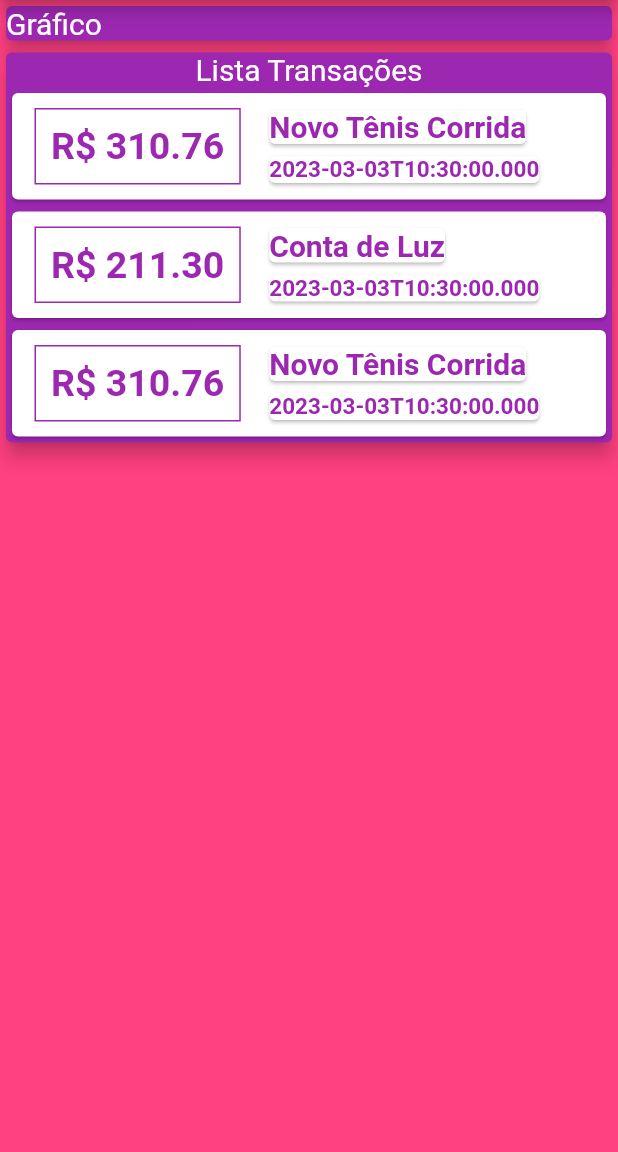
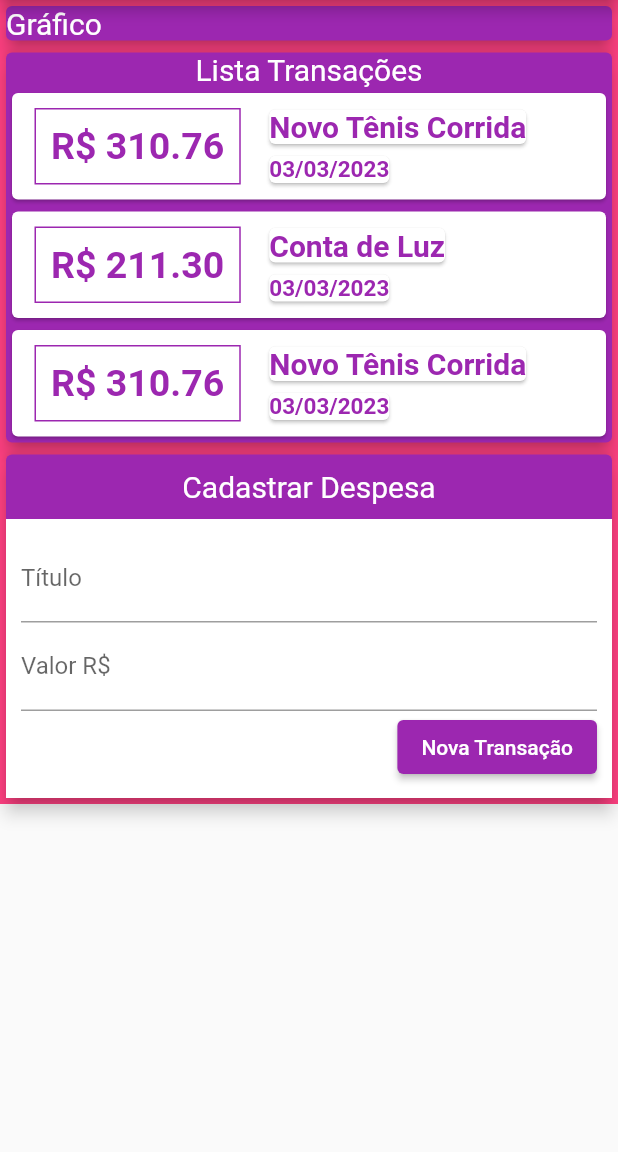
Before and after one commit to jl91/curso-flutter, a Flutter app: the screen it shows after launch, on a phone screen of 412 x 824 dp, the part 84-1236 px from its top. Run offline on Flutter 3.47's test engine with Material 2 defaults, Android fonts, the phone set to English and light mode, and no system bars; missing offline and left inert: dart:ffi.

Commit message:
adding persistence to list modal

```diff
--- /dev/null
+++ b/expenses/lib/chart/chart.widget.dart
@@ -0,0 +1,24 @@
+import 'package:flutter/cupertino.dart';
+import 'package:flutter/material.dart';
+
+class Chart extends StatelessWidget{
+
+
+  @override
+  Widget build(BuildContext context) {
+    return const SizedBox(
+      width: double.infinity,
+      child: Card(
+        color: Colors.purple,
+        elevation: 5,
+        child: Text(
+          "Gráfico",
+          style: TextStyle(
+            fontSize: 20,
+            color: Colors.white,
+          ),
+        ),
+      ),
+    );
+  }
+}
--- /dev/null
+++ b/expenses/lib/list/list-transactions.widget.ts.dart
@@ -0,0 +1,86 @@
+import 'package:expenses/models/transaction.dart';
+import 'package:flutter/cupertino.dart';
+import 'package:flutter/material.dart';
+import 'package:intl/intl.dart';
+
+class ListTransactions extends StatelessWidget {
+
+  List<Transaction> transactions;
+
+  ListTransactions({
+    super.key,
+    required this.transactions,
+  });
+
+  @override
+  Widget build(BuildContext context) {
+    return Card(
+      color: Colors.purple,
+      elevation: 5,
+      child: Column(
+        children: [
+          const Text(
+            "Lista Transações",
+            style: TextStyle(
+              fontSize: 20,
+              color: Colors.white,
+            ),
+          ),
+          ...transactions.map((transaction) {
+            // total
+            return Card(
+              child: Row(
+                children: [
+                  Container(
+                    margin: const EdgeInsets.symmetric(
+                      horizontal: 15,
+                      vertical: 10,
+                    ),
+                    padding: const EdgeInsets.all(10),
+                    decoration: BoxDecoration(
+                      border: Border.all(
+                        color: Colors.purple,
+                      ),
+                    ),
+                    child: Text(
+                      "R\$ ${transaction.value.toStringAsFixed(2)}",
+                      style: const TextStyle(
+                          color: Colors.purple,
+                          fontSize: 25,
+                          fontWeight: FontWeight.bold),
+                    ),
+                  ),
+                  Column(
+                    crossAxisAlignment: CrossAxisAlignment.start,
+                    children: [
+                      Card(
+                        child: Text(
+                          transaction.title,
+                          style: const TextStyle(
+                            fontSize: 20,
+                            color: Colors.purple,
+                            fontWeight: FontWeight.bold,
+                          ),
+                        ),
+                      ),
+                      Card(
+                        child: Text(
+                          DateFormat("dd/MM/yyyy").format(transaction.date),
+                          style: const TextStyle(
+                            fontSize: 15,
+                            color: Colors.purple,
+                            fontWeight: FontWeight.bold,
+                          ),
+                        ),
+                      )
+                    ],
+                  )
+                ],
+              ),
+            );
+          }).toList()
+        ],
+      ),
+    );
+  }
+}
--- a/expenses/lib/main.dart
+++ b/expenses/lib/main.dart
@@ -1,5 +1,13 @@
+import 'dart:ffi';
+
+import 'package:expenses/chart/chart.widget.dart';
+import 'package:expenses/modal/transaction.form.dart';
+import 'package:expenses/modal/transaction-modal.widget.dart';
 import 'package:expenses/models/transaction.dart';
 import 'package:flutter/material.dart';
+import 'package:intl/intl.dart';
+
+import 'list/list-transactions.widget.ts.dart';
 
 void main() => runApp(const Expenses());
 
@@ -14,29 +22,29 @@ class Expenses extends StatelessWidget {
       theme: ThemeData(
         primarySwatch: Colors.blue,
       ),
-      home: HomePage(),
+      home: const HomePage(),
     );
   }
 }
 
-class HomePage extends StatelessWidget {
-  HomePage({super.key});
+class _HomePageState extends State<HomePage> {
+  TransactionForm form = TransactionForm();
 
   final _transactions = [
     Transaction(
-      id: "t1",
+      id: 1,
       title: "Novo Tênis Corrida",
       value: 310.76,
       date: DateTime.now(),
     ),
     Transaction(
-      id: "t2",
+      id: 2,
       title: "Conta de Luz",
       value: 211.30,
       date: DateTime.now(),
     ),
     Transaction(
-      id: "t3",
+      id: 3,
       title: "Novo Tênis Corrida",
       value: 310.76,
       date: DateTime.now(),
@@ -49,103 +57,46 @@ class HomePage extends StatelessWidget {
 
     return Center(
       child: Scaffold(
-          appBar: AppBar(
-            title: Text("Expenses"),
-            backgroundColor: Colors.purple,
-          ),
-          body: Container(
+        appBar: AppBar(
+          title: Text("Expenses"),
+          backgroundColor: Colors.purple,
+        ),
+        body: SingleChildScrollView(
+          child: Container(
             decoration: const BoxDecoration(
               color: Colors.pinkAccent,
             ),
             child: Column(
               children: [
-                const SizedBox(
-                  width: double.infinity,
-                  child: Card(
-                    color: Colors.purple,
-                    elevation: 5,
-                    child: Text(
-                      "Gráfico",
-                      style: TextStyle(
-                        fontSize: 20,
-                        color: Colors.white,
-                      ),
-                    ),
-                  ),
+                Chart(),
+                ListTransactions(transactions: _transactions),
+                TransactionModal(
+                  transactionForm: form,
+                  onSubmit: () {
+                    setState(() {
+                      final transaction = Transaction(
+                        id: _transactions.last.id + 1,
+                        title: form.title.text,
+                        value: double.parse(form.value.text),
+                        date: DateTime.now(),
+                      );
+                      _transactions.add(transaction);
+                      form.reset();
+                    });
+                  },
                 ),
-                Card(
-                  color: Colors.purple,
-                  elevation: 5,
-                  child: Column(
-                    children: [
-                      const Text(
-                        "Lista Transações",
-                        style: TextStyle(
-                          fontSize: 20,
-                          color: Colors.white,
-                        ),
-                      ),
-                      ..._transactions.map((transaction) {
-                        // total
-                        return Card(
-                          child: Row(
-                            children: [
-                              Container(
-                                margin: const EdgeInsets.symmetric(
-                                  horizontal: 15,
-                                  vertical: 10,
-                                ),
-                                padding: const EdgeInsets.all(10),
-                                decoration: BoxDecoration(
-                                  border: Border.all(
-                                    color: Colors.purple,
-                                  ),
-                                ),
-
-                                child: Text(
-                                  "R\$ ${transaction.value.toStringAsFixed(2).replaceAll("/\\./", ",")}",
-                                  style: const TextStyle(
-                                      color: Colors.purple,
-                                      fontSize: 25,
-                                      fontWeight: FontWeight.bold),
-                                ),
-                              ),
-                              Column(
-                                crossAxisAlignment: CrossAxisAlignment.start,
-                                children: [
-                                  Card(
-                                    child: Text(
-                                      transaction.title,
-                                      style: const TextStyle(
-                                        fontSize: 20,
-                                        color: Colors.purple,
-                                        fontWeight: FontWeight.bold,
-
-                                      ),
-                                    ),
-                                  ),
-                                  Card(
-                                    child: Text(
-                                      transaction.date.toIso8601String(),
-                                      style: const TextStyle(
-                                        fontSize: 15,
-                                        color: Colors.purple,
-                                        fontWeight: FontWeight.bold,
-                                      ),
-                                    ),
-                                  )
-                                ],
-                              )
-                            ],
-                          ),
-                        );
-                      }).toList()
-                    ],
-                  ),
-                )
               ],
             ),
-          )),
+          ),
+        ),
+      ),
     );
   }
 }
+
+class HomePage extends StatefulWidget {
+  const HomePage({super.key});
+
+  @override
+  State createState() => _HomePageState();
+}
--- /dev/null
+++ b/expenses/lib/modal/transaction-modal.widget.dart
@@ -0,0 +1,76 @@
+import 'package:expenses/modal/transaction.form.dart';
+import 'package:flutter/material.dart';
+import 'package:flutter/services.dart';
+import 'package:flutter/widgets.dart';
+
+class TransactionModal extends StatelessWidget {
+  TransactionForm transactionForm;
+
+  void Function() onSubmit;
+
+  TransactionModal(
+      {super.key, required this.transactionForm, required this.onSubmit});
+
+  @override
+  Widget build(BuildContext context) {
+    return Card(
+        elevation: 5,
+        color: Colors.purple,
+        child: Column(
+          children: [
+            Container(
+              padding: EdgeInsets.all(10),
+              child: const Text(
+                "Cadastrar Despesa",
+                style: TextStyle(
+                  fontSize: 20,
+                  color: Colors.white,
+                ),
+              ),
+            ),
+            Container(
+              padding: const EdgeInsets.all(10),
+              decoration: const BoxDecoration(color: Colors.white),
+              child: Column(
+                crossAxisAlignment: CrossAxisAlignment.start,
+                children: [
+                  TextField(
+                    decoration: const InputDecoration(labelText: 'Título'),
+                    controller: transactionForm.title,
+                  ),
+                  TextField(
+                    decoration: const InputDecoration(labelText: 'Valor R\$'),
+                    controller: transactionForm.value,
+                    keyboardType:
+                        const TextInputType.numberWithOptions(decimal: true),
+                    inputFormatters: [
+                      FilteringTextInputFormatter.allow(
+                        RegExp('[0-9.,]'),
+                      ),
+                    ],
+                  ),
+                  Row(
+                    mainAxisAlignment: MainAxisAlignment.end,
+                    children: [
+                      ElevatedButton(
+                        style: ElevatedButton.styleFrom(
+                          backgroundColor: Colors.purple,
+                          foregroundColor: Colors.white,
+                        ),
+                        onPressed: onSubmit,
+                        child: const Text(
+                          "Nova Transação",
+                          style: TextStyle(
+                            color: Colors.white,
+                          ),
+                        ),
+                      )
+                    ],
+                  ),
+                ],
+              ),
+            ),
+          ],
+        ));
+  }
+}
--- /dev/null
+++ b/expenses/lib/modal/transaction.form.dart
@@ -0,0 +1,11 @@
+import 'package:flutter/cupertino.dart';
+
+class TransactionForm {
+  TextEditingController title = TextEditingController();
+  TextEditingController value = TextEditingController();
+
+  reset() {
+    title.clear();
+    value.clear();
+  }
+}
--- a/expenses/lib/models/transaction.dart
+++ b/expenses/lib/models/transaction.dart
@@ -1,5 +1,5 @@
 class Transaction {
-  final String id;
+  final int id;
   final String title;
   final double value;
   final DateTime date;
--- a/expenses/pubspec.yaml
+++ b/expenses/pubspec.yaml
@@ -30,6 +30,7 @@ environment:
 dependencies:
   flutter:
     sdk: flutter
+  intl: ^0.18.0
 
 
   # The following adds the Cupertino Icons font to your application.
```
